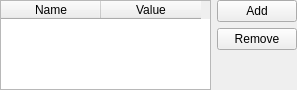
This is qgis/python/plugins/GdalTools/tools/optionsTable.ui in sourcepole/qgis as Qt 5 draws it before an edit. The edited form follows.
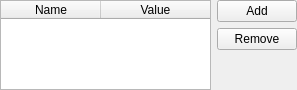
This is the edited form.

Diff of the .ui file:
```diff
--- a/qgis/python/plugins/GdalTools/tools/optionsTable.ui
+++ b/qgis/python/plugins/GdalTools/tools/optionsTable.ui
@@ -34,6 +34,12 @@
           <height>0</height>
          </size>
         </property>
+        <attribute name="horizontalHeaderMinimumSectionSize">
+         <number>30</number>
+        </attribute>
+        <attribute name="horizontalHeaderStretchLastSection">
+         <bool>true</bool>
+        </attribute>
         <column>
          <property name="text">
           <string>Name</string>
```
